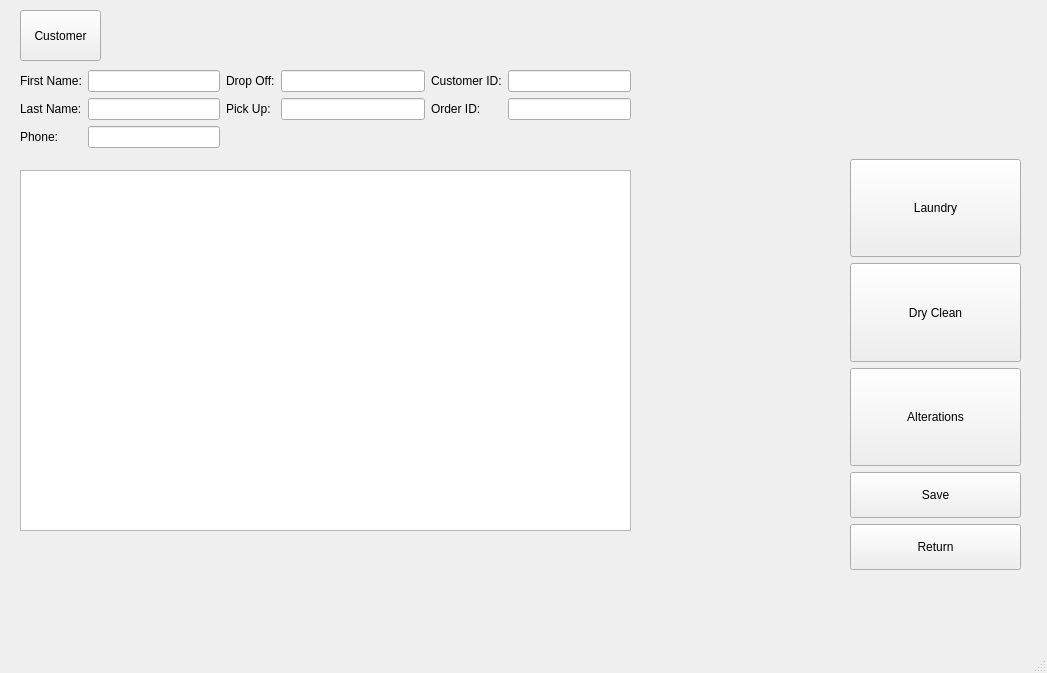
First picture: the form in mainwindow.ui, repository LAVjr97/CProgram, before the edit.
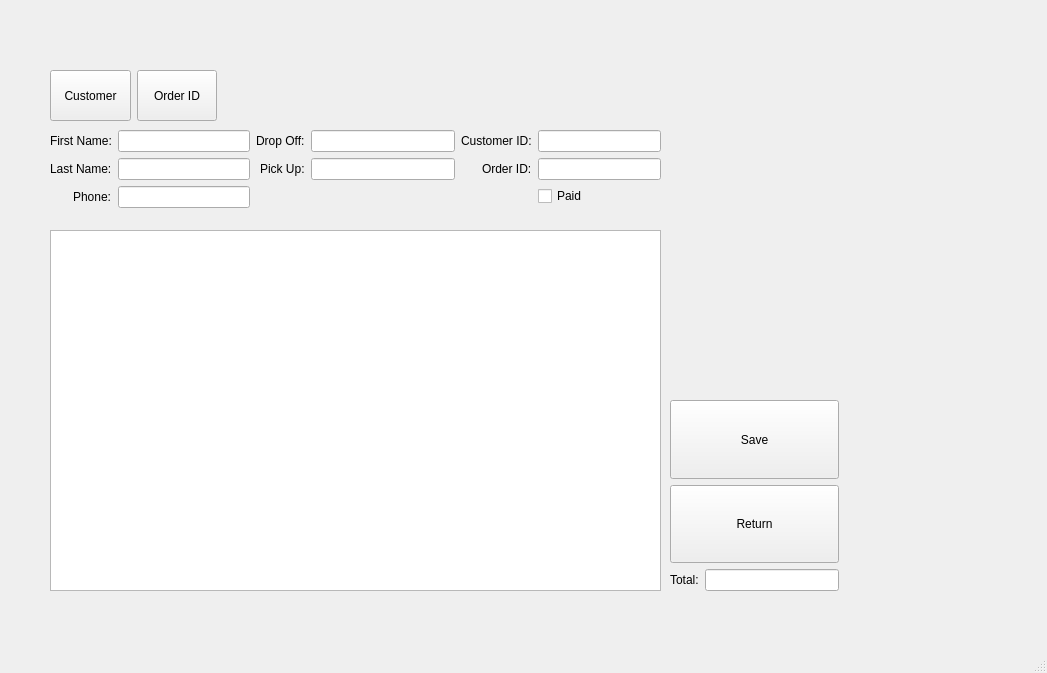
Second picture: the form after the edit. The open tabs and pages were chosen to show the change. Icons and pictures are not drawn.

Diff of the .ui file:
```diff
--- a/mainwindow.ui
+++ b/mainwindow.ui
@@ -72,7 +72,7 @@
       <property name="geometry">
        <rect>
         <x>20</x>
-        <y>10</y>
+        <y>50</y>
         <width>81</width>
         <height>51</height>
        </rect>
@@ -85,112 +85,27 @@
       <property name="geometry">
        <rect>
         <x>20</x>
-        <y>170</y>
+        <y>210</y>
         <width>611</width>
         <height>361</height>
        </rect>
       </property>
      </widget>
-     <widget class="QWidget" name="gridLayoutWidget_2">
-      <property name="geometry">
-       <rect>
-        <x>850</x>
-        <y>159</y>
-        <width>171</width>
-        <height>411</height>
-       </rect>
-      </property>
-      <layout class="QGridLayout" name="gridLayout">
-       <item row="0" column="0">
-        <layout class="QVBoxLayout" name="verticalLayout">
-         <item>
-          <widget class="QPushButton" name="btnLaundry">
-           <property name="sizePolicy">
-            <sizepolicy hsizetype="Minimum" vsizetype="Expanding">
-             <horstretch>0</horstretch>
-             <verstretch>0</verstretch>
-            </sizepolicy>
-           </property>
-           <property name="text">
-            <string>Laundry</string>
-           </property>
-          </widget>
-         </item>
-         <item>
-          <widget class="QPushButton" name="btnDryClean">
-           <property name="sizePolicy">
-            <sizepolicy hsizetype="Minimum" vsizetype="Expanding">
-             <horstretch>0</horstretch>
-             <verstretch>0</verstretch>
-            </sizepolicy>
-           </property>
-           <property name="text">
-            <string>Dry Clean</string>
-           </property>
-          </widget>
-         </item>
-         <item>
-          <widget class="QPushButton" name="btnAlterations">
-           <property name="sizePolicy">
-            <sizepolicy hsizetype="Minimum" vsizetype="Expanding">
-             <horstretch>0</horstretch>
-             <verstretch>0</verstretch>
-            </sizepolicy>
-           </property>
-           <property name="text">
-            <string>Alterations</string>
-           </property>
-          </widget>
-         </item>
-         <item>
-          <layout class="QVBoxLayout" name="verticalLayout_2">
-           <property name="sizeConstraint">
-            <enum>QLayout::SetFixedSize</enum>
-           </property>
-           <item>
-            <widget class="QPushButton" name="btnSaveDP">
-             <property name="sizePolicy">
-              <sizepolicy hsizetype="Minimum" vsizetype="Expanding">
-               <horstretch>0</horstretch>
-               <verstretch>0</verstretch>
-              </sizepolicy>
-             </property>
-             <property name="text">
-              <string>Save</string>
-             </property>
-            </widget>
-           </item>
-           <item>
-            <widget class="QPushButton" name="btnReturn">
-             <property name="sizePolicy">
-              <sizepolicy hsizetype="Minimum" vsizetype="Expanding">
-               <horstretch>0</horstretch>
-               <verstretch>0</verstretch>
-              </sizepolicy>
-             </property>
-             <property name="text">
-              <string>Return</string>
-             </property>
-            </widget>
-           </item>
-          </layout>
-         </item>
-        </layout>
-       </item>
-      </layout>
-     </widget>
      <widget class="QWidget" name="gridLayoutWidget_3">
       <property name="geometry">
        <rect>
         <x>20</x>
-        <y>70</y>
+        <y>110</y>
         <width>611</width>
-        <height>91</height>
+        <height>102</height>
        </rect>
       </property>
       <layout class="QGridLayout" name="gridLayoutInformation">
        <item row="0" column="1">
         <layout class="QFormLayout" name="formLayoutDate">
+         <property name="labelAlignment">
+          <set>Qt::AlignRight|Qt::AlignTrailing|Qt::AlignVCenter</set>
+         </property>
          <item row="0" column="0">
           <widget class="QLabel" name="lblDropOffDP">
            <property name="text">
@@ -215,6 +130,9 @@
        </item>
        <item row="0" column="0">
         <layout class="QFormLayout" name="formLayoutCustomer">
+         <property name="labelAlignment">
+          <set>Qt::AlignRight|Qt::AlignTrailing|Qt::AlignVCenter</set>
+         </property>
          <item row="0" column="0">
           <widget class="QLabel" name="lblFNameDP">
            <property name="text">
@@ -256,6 +174,9 @@
        </item>
        <item row="0" column="2">
         <layout class="QFormLayout" name="formLayoutID">
+         <property name="labelAlignment">
+          <set>Qt::AlignRight|Qt::AlignTrailing|Qt::AlignVCenter</set>
+         </property>
          <item row="0" column="0">
           <widget class="QLabel" name="label">
            <property name="text">
@@ -280,6 +201,122 @@
          <item row="1" column="1">
           <widget class="QLineEdit" name="lineOrderIDDP"/>
          </item>
+         <item row="2" column="1">
+          <widget class="QCheckBox" name="checkBoxPaidDP">
+           <property name="text">
+            <string>Paid</string>
+           </property>
+          </widget>
+         </item>
+        </layout>
+       </item>
+      </layout>
+     </widget>
+     <widget class="QWidget" name="layoutWidget">
+      <property name="geometry">
+       <rect>
+        <x>640</x>
+        <y>110</y>
+        <width>169</width>
+        <height>461</height>
+       </rect>
+      </property>
+      <layout class="QVBoxLayout" name="verticalLayout">
+       <item>
+        <layout class="QVBoxLayout" name="verticalLayoutOptionsDP">
+         <item>
+          <widget class="QPushButton" name="btnLaundry">
+           <property name="sizePolicy">
+            <sizepolicy hsizetype="Minimum" vsizetype="Expanding">
+             <horstretch>0</horstretch>
+             <verstretch>0</verstretch>
+            </sizepolicy>
+           </property>
+           <property name="text">
+            <string>Laundry</string>
+           </property>
+          </widget>
+         </item>
+         <item>
+          <widget class="QPushButton" name="btnDryClean">
+           <property name="sizePolicy">
+            <sizepolicy hsizetype="Minimum" vsizetype="Expanding">
+             <horstretch>0</horstretch>
+             <verstretch>0</verstretch>
+            </sizepolicy>
+           </property>
+           <property name="text">
+            <string>Dry Clean</string>
+           </property>
+          </widget>
+         </item>
+         <item>
+          <widget class="QPushButton" name="btnAlterations">
+           <property name="sizePolicy">
+            <sizepolicy hsizetype="Minimum" vsizetype="Expanding">
+             <horstretch>0</horstretch>
+             <verstretch>0</verstretch>
+            </sizepolicy>
+           </property>
+           <property name="text">
+            <string>Alterations</string>
+           </property>
+          </widget>
+         </item>
+        </layout>
+       </item>
+       <item>
+        <layout class="QVBoxLayout" name="verticalLayoutSaveDP">
+         <property name="sizeConstraint">
+          <enum>QLayout::SetFixedSize</enum>
+         </property>
+         <item>
+          <widget class="QPushButton" name="btnSaveDP">
+           <property name="sizePolicy">
+            <sizepolicy hsizetype="Minimum" vsizetype="Expanding">
+             <horstretch>0</horstretch>
+             <verstretch>0</verstretch>
+            </sizepolicy>
+           </property>
+           <property name="text">
+            <string>Save</string>
+           </property>
+          </widget>
+         </item>
+         <item>
+          <widget class="QPushButton" name="btnReturn">
+           <property name="sizePolicy">
+            <sizepolicy hsizetype="Minimum" vsizetype="Expanding">
+             <horstretch>0</horstretch>
+             <verstretch>0</verstretch>
+            </sizepolicy>
+           </property>
+           <property name="text">
+            <string>Return</string>
+           </property>
+          </widget>
+         </item>
+        </layout>
+       </item>
+       <item>
+        <layout class="QFormLayout" name="formLayout">
+         <item row="0" column="0">
+          <widget class="QLabel" name="lblOrderTotalDP">
+           <property name="text">
+            <string>Total:</string>
+           </property>
+          </widget>
+         </item>
+         <item row="0" column="1">
+          <widget class="QLineEdit" name="lineOrderTotalDP">
+           <property name="cursor">
+            <cursorShape>ArrowCursor</cursorShape>
+           </property>
+           <property name="readOnly">
+            <bool>true</bool>
+           </property>
+          </widget>
+         </item>
         </layout>
        </item>
       </layout>
@@ -623,25 +660,6 @@
            <height>200</height>
           </size>
          </property>
-         <widget class="QWidget" name="widgetLaundrySpinShirts" native="true">
-          <property name="geometry">
-           <rect>
-            <x>30</x>
-            <y>140</y>
-            <width>81</width>
-            <height>51</height>
-           </rect>
-          </property>
-          <layout class="QHBoxLayout" name="horizontalLayout">
-           <item>
-            <widget class="QSpinBox" name="spinLaundryShirts">
-             <property name="buttonSymbols">
-              <enum>QAbstractSpinBox::UpDownArrows</enum>
-             </property>
-            </widget>
-           </item>
-          </layout>
-         </widget>
          <widget class="QLabel" name="lblLaundryImageShirts">
           <property name="geometry">
            <rect>
@@ -670,19 +688,34 @@
             <height>41</height>
            </rect>
           </property>
-          <property name="text">
-           <string>Shirts</string>
-          </property>
-         </widget>
-         <widget class="QLineEdit" name="lineLaundryPriceShirts">
-          <property name="geometry">
-           <rect>
-            <x>40</x>
-            <y>180</y>
-            <width>61</width>
-            <height>21</height>
-           </rect>
-          </property>
+          <layout class="QVBoxLayout" name="verticalLayout_2">
+           <property name="spacing">
+            <number>0</number>
+           </property>
+           <item>
+            <widget class="QPushButton" name="btnLaundryShirts">
+             <property name="sizePolicy">
+              <sizepolicy hsizetype="Minimum" vsizetype="Expanding">
+               <horstretch>0</horstretch>
+               <verstretch>0</verstretch>
+              </sizepolicy>
+             </property>
+             <property name="text">
+              <string>Shirts</string>
+             </property>
+            </widget>
+           </item>
+           <item>
+            <widget class="QSpinBox" name="spinLaundryShirts">
+             <property name="buttonSymbols">
+              <enum>QAbstractSpinBox::UpDownArrows</enum>
+             </property>
+            </widget>
+           </item>
+           <item>
+            <widget class="QDoubleSpinBox" name="spinLaundryPriceShirts"/>
+           </item>
+          </layout>
          </widget>
         </widget>
        </item>
@@ -781,6 +814,311 @@
     </widget>
     <widget class="QWidget" name="pgOrderDryClean"/>
     <widget class="QWidget" name="pgOrderAlteration"/>
+    <widget class="QWidget" name="pgPickUp">
+     <widget class="QWidget" name="gridLayoutWidget_4">
+      <property name="geometry">
+       <rect>
+        <x>50</x>
+        <y>130</y>
+        <width>611</width>
+        <height>102</height>
+       </rect>
+      </property>
+      <layout class="QGridLayout" name="gridLayoutInformationPU">
+       <item row="0" column="1">
+        <layout class="QFormLayout" name="formLayoutDatePU">
+         <property name="labelAlignment">
+          <set>Qt::AlignRight|Qt::AlignTrailing|Qt::AlignVCenter</set>
+         </property>
+         <item row="0" column="0">
+          <widget class="QLabel" name="lblDropOffPU">
+           <property name="text">
+            <string>Drop Off:</string>
+           </property>
+          </widget>
+         </item>
+         <item row="0" column="1">
+          <widget class="QLineEdit" name="lineDropOffPU"/>
+         </item>
+         <item row="1" column="1">
+          <widget class="QLineEdit" name="linePickUpPU"/>
+         </item>
+         <item row="1" column="0">
+          <widget class="QLabel" name="lblPickUpPU">
+           <property name="text">
+            <string>Pick Up:</string>
+           </property>
+          </widget>
+         </item>
+        </layout>
+       </item>
+       <item row="0" column="0">
+        <layout class="QFormLayout" name="formLayoutCustomerPU">
+         <property name="labelAlignment">
+          <set>Qt::AlignRight|Qt::AlignTrailing|Qt::AlignVCenter</set>
+         </property>
+         <item row="0" column="0">
+          <widget class="QLabel" name="lblFNamePU">
+           <property name="text">
+            <string>First Name:</string>
+           </property>
+          </widget>
+         </item>
+         <item row="0" column="1">
+          <widget class="QLineEdit" name="lineFNamePU">
+           <property name="cursor">
+            <cursorShape>ArrowCursor</cursorShape>
+           </property>
+           <property name="readOnly">
+            <bool>true</bool>
+           </property>
+          </widget>
+         </item>
+         <item row="1" column="0">
+          <widget class="QLabel" name="lblLNamePU">
+           <property name="text">
+            <string>Last Name:</string>
+           </property>
+          </widget>
+         </item>
+         <item row="1" column="1">
+          <widget class="QLineEdit" name="lineLNamePU"/>
+         </item>
+         <item row="2" column="0">
+          <widget class="QLabel" name="lblPhonePU">
+           <property name="text">
+            <string>Phone:</string>
+           </property>
+          </widget>
+         </item>
+         <item row="2" column="1">
+          <widget class="QLineEdit" name="linePhonePU"/>
+         </item>
+        </layout>
+       </item>
+       <item row="0" column="2">
+        <layout class="QFormLayout" name="formLayoutIDPU">
+         <property name="labelAlignment">
+          <set>Qt::AlignRight|Qt::AlignTrailing|Qt::AlignVCenter</set>
+         </property>
+         <item row="0" column="0">
+          <widget class="QLabel" name="lblCustomerIDPU">
+           <property name="text">
+            <string>Customer ID:</string>
+           </property>
+          </widget>
+         </item>
+         <item row="1" column="0">
+          <widget class="QLabel" name="lblOrderIDPU">
+           <property name="text">
+            <string>Order ID:</string>
+           </property>
+          </widget>
+         </item>
+         <item row="0" column="1">
+          <widget class="QLineEdit" name="lineCustomerIDPU">
+           <property name="readOnly">
+            <bool>true</bool>
+           </property>
+          </widget>
+         </item>
+         <item row="1" column="1">
+          <widget class="QLineEdit" name="lineOrderIDPU"/>
+         </item>
+         <item row="2" column="1">
+          <widget class="QCheckBox" name="checkBoxPaidPU">
+           <property name="text">
+            <string>Paid</string>
+           </property>
+          </widget>
+         </item>
+        </layout>
+       </item>
+      </layout>
+     </widget>
+     <widget class="QTableView" name="tableViewOrdersPU">
+      <property name="geometry">
+       <rect>
+        <x>50</x>
+        <y>230</y>
+        <width>611</width>
+        <height>361</height>
+       </rect>
+      </property>
+     </widget>
+     <widget class="QWidget" name="layoutWidget_2">
+      <property name="geometry">
+       <rect>
+        <x>670</x>
+        <y>400</y>
+        <width>169</width>
+        <height>191</height>
+       </rect>
+      </property>
+      <layout class="QVBoxLayout" name="verticalLayout_3">
+       <item>
+        <layout class="QVBoxLayout" name="verticalLayoutSavePU">
+         <property name="sizeConstraint">
+          <enum>QLayout::SetFixedSize</enum>
+         </property>
+         <item>
+          <widget class="QPushButton" name="btnSavePU">
+           <property name="sizePolicy">
+            <sizepolicy hsizetype="Minimum" vsizetype="Expanding">
+             <horstretch>0</horstretch>
+             <verstretch>0</verstretch>
+            </sizepolicy>
+           </property>
+           <property name="text">
+            <string>Save</string>
+           </property>
+          </widget>
+         </item>
+         <item>
+          <widget class="QPushButton" name="btnReturnPU">
+           <property name="sizePolicy">
+            <sizepolicy hsizetype="Minimum" vsizetype="Expanding">
+             <horstretch>0</horstretch>
+             <verstretch>0</verstretch>
+            </sizepolicy>
+           </property>
+           <property name="text">
+            <string>Return</string>
+           </property>
+          </widget>
+         </item>
+        </layout>
+       </item>
+       <item>
+        <layout class="QFormLayout" name="formLayout_3">
+         <item row="0" column="0">
+          <widget class="QLabel" name="lblOrderTotalPU">
+           <property name="text">
+            <string>Total:</string>
+           </property>
+          </widget>
+         </item>
+         <item row="0" column="1">
+          <widget class="QLineEdit" name="lineOrderTotalPU">
+           <property name="cursor">
+            <cursorShape>ArrowCursor</cursorShape>
+           </property>
+           <property name="readOnly">
+            <bool>true</bool>
+           </property>
+          </widget>
+         </item>
+        </layout>
+       </item>
+      </layout>
+     </widget>
+     <widget class="QWidget" name="horizontalLayoutWidget_2">
+      <property name="geometry">
+       <rect>
+        <x>50</x>
+        <y>70</y>
+        <width>167</width>
+        <height>51</height>
+       </rect>
+      </property>
+      <layout class="QHBoxLayout" name="horizontalLayout">
+       <item>
+        <widget class="QPushButton" name="btnCustomerPU">
+         <property name="sizePolicy">
+          <sizepolicy hsizetype="Minimum" vsizetype="Expanding">
+           <horstretch>0</horstretch>
+           <verstretch>0</verstretch>
+          </sizepolicy>
+         </property>
+         <property name="text">
+          <string>Customer</string>
+         </property>
+        </widget>
+       </item>
+       <item>
+        <widget class="QPushButton" name="btnOrderSearchPU">
+         <property name="sizePolicy">
+          <sizepolicy hsizetype="Minimum" vsizetype="Expanding">
+           <horstretch>0</horstretch>
+           <verstretch>0</verstretch>
+          </sizepolicy>
+         </property>
+         <property name="text">
+          <string>Order ID</string>
+         </property>
+        </widget>
+       </item>
+      </layout>
+     </widget>
+    </widget>
+    <widget class="QWidget" name="pgCustomerSearchPU"/>
+    <widget class="QWidget" name="pgOrderSearchPU">
+     <widget class="QWidget" name="horizontalLayoutWidget_3">
+      <property name="geometry">
+       <rect>
+        <x>310</x>
+        <y>300</y>
+        <width>371</width>
+        <height>51</height>
+       </rect>
+      </property>
+      <layout class="QHBoxLayout" name="horizontalLayoutOS">
+       <item>
+        <layout class="QFormLayout" name="formLayoutOS">
+         <property name="labelAlignment">
+          <set>Qt::AlignLeading|Qt::AlignLeft|Qt::AlignVCenter</set>
+         </property>
+         <property name="formAlignment">
+          <set>Qt::AlignLeading|Qt::AlignLeft|Qt::AlignVCenter</set>
+         </property>
+         <item row="0" column="0">
+          <widget class="QLabel" name="lblOrderIDOS">
+           <property name="text">
+            <string>Order Number</string>
+           </property>
+          </widget>
+         </item>
+         <item row="0" column="1">
+          <widget class="QLineEdit" name="lineSearchOrderIDOS">
+           <property name="sizePolicy">
+            <sizepolicy hsizetype="Minimum" vsizetype="Fixed">
+             <horstretch>0</horstretch>
+             <verstretch>0</verstretch>
+            </sizepolicy>
+           </property>
+           <property name="minimumSize">
+            <size>
+             <width>150</width>
+             <height>0</height>
+            </size>
+           </property>
+          </widget>
+         </item>
+        </layout>
+       </item>
+       <item>
+        <widget class="QPushButton" name="btnSearchOrderOS">
+         <property name="text">
+          <string>Search</string>
+         </property>
+        </widget>
+       </item>
+      </layout>
+     </widget>
+     <widget class="QPushButton" name="btnReturnOS">
+      <property name="geometry">
+       <rect>
+        <x>760</x>
+        <y>430</y>
+        <width>81</width>
+        <height>51</height>
+       </rect>
+      </property>
+      <property name="text">
+       <string>Return</string>
+      </property>
+     </widget>
+    </widget>
    </widget>
   </widget>
   <widget class="QMenuBar" name="menubar">
```
Left out of the diff: 379 changed lines with no effect on the pictures.
